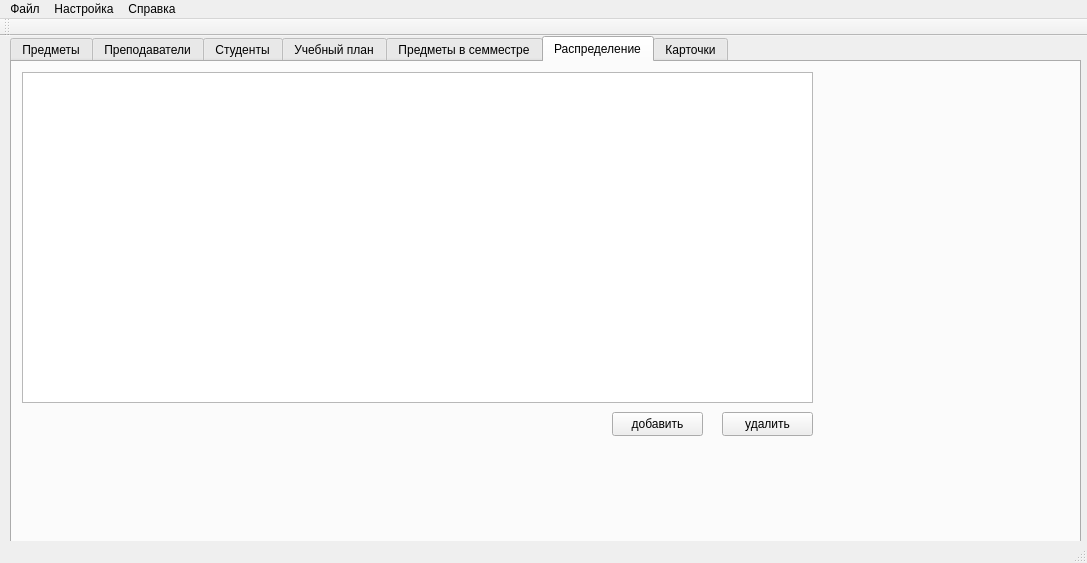
The window that mainwindow.ui (alexeypertcev/ksu-ivt-nagruzka) describes before a commit, drawn with Qt 5.
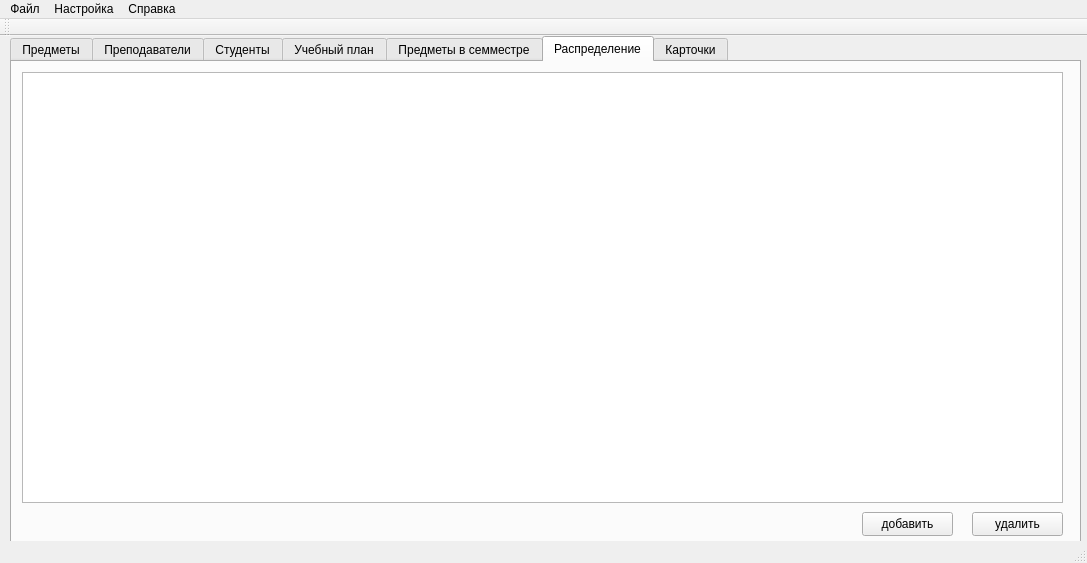
The same window after the commit. The open tabs and pages were chosen to show the change. Custom widgets are drawn as their Qt base class.

Commit message: Исправлено - добавление записи в учебный план, выделение добавленного предмета

Patch:
```diff
--- a/mainwindow.ui
+++ b/mainwindow.ui
@@ -337,16 +337,16 @@
        <rect>
         <x>10</x>
         <y>10</y>
-        <width>791</width>
-        <height>331</height>
+        <width>1041</width>
+        <height>431</height>
        </rect>
       </property>
      </widget>
      <widget class="QPushButton" name="pushButton_add_distribution">
       <property name="geometry">
        <rect>
-        <x>600</x>
-        <y>350</y>
+        <x>850</x>
+        <y>450</y>
         <width>91</width>
         <height>24</height>
        </rect>
@@ -358,8 +358,8 @@
      <widget class="QPushButton" name="pushButton_del_distribution">
       <property name="geometry">
        <rect>
-        <x>710</x>
-        <y>350</y>
+        <x>960</x>
+        <y>450</y>
         <width>91</width>
         <height>24</height>
        </rect>
```
Left out of the diff: 2 changed lines with no effect on the pictures. The commit also changes 1 other file.
